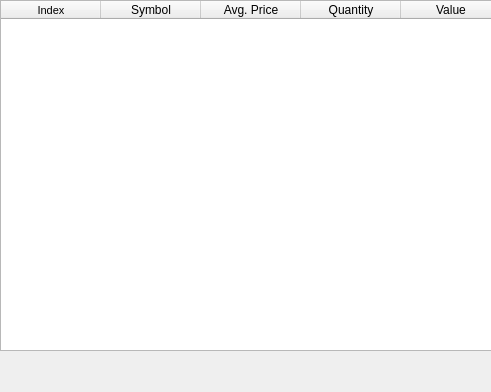
tradebrse/MEX_Client, file mex_tradelog.ui: the form before one commit; both pictures show x 0 to 491 and y 0 to 392 of the 710 by 392 pixel window.
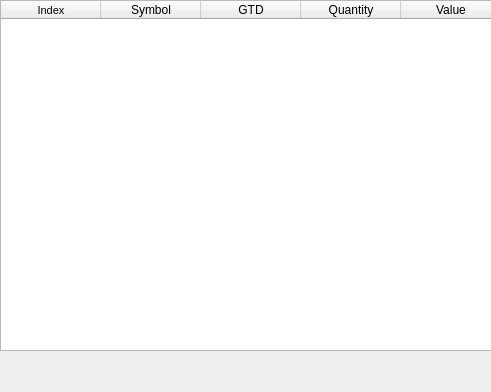
The form after the commit.

What changed in the file:
```diff
--- a/mex_tradelog.ui
+++ b/mex_tradelog.ui
@@ -45,7 +45,7 @@
    </column>
    <column>
     <property name="text">
-     <string>Avg. Price</string>
+     <string>GTD</string>
     </property>
    </column>
    <column>
```
